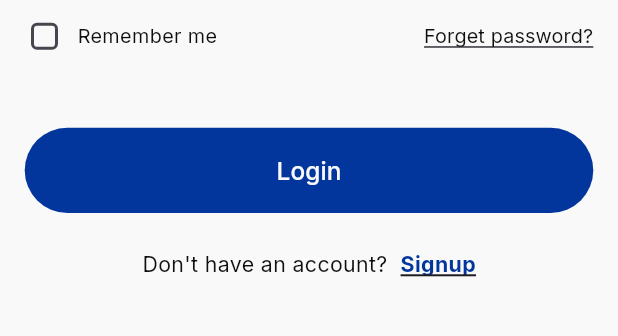
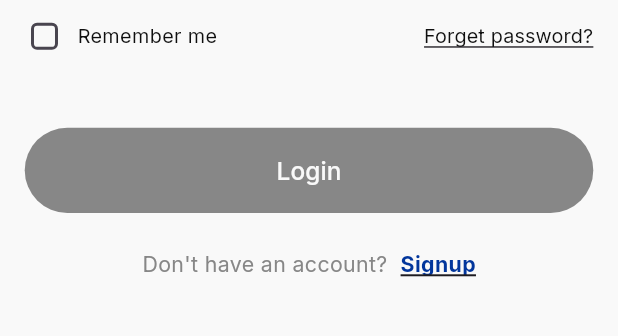
Before and after one commit to abdalmlk5/exams_app, a Flutter app: the screen it shows after launch, on a phone screen of 412 x 824 dp, the part 308-644 px from its top. Run offline on Flutter 3.47's test engine with Material 3 defaults, Android fonts, the light colour scheme and no system bars; our stand-ins replace dio, equatable, flutter_bloc, flutter_screenutil, flutter_secure_storage, get_it and 4 more; generated files the repository leaves out were written again.

Commit message:
fix(auth): correct button enabled state logic and add dynamic back navigation

```diff
--- a/lib/core/utils/app_text_styles.dart
+++ b/lib/core/utils/app_text_styles.dart
@@ -40,7 +40,7 @@ abstract class AppTextStyles {
   static TextStyle gray14400 = GoogleFonts.inter(
     fontSize: 14.sp,
     fontWeight: FontWeight.w400,
-    color: AppColors.black,
+    color: AppColors.black30,
   );
 
   static TextStyle gray12400 = GoogleFonts.inter(
--- a/lib/core/widgets/custom_elevated_button.dart
+++ b/lib/core/widgets/custom_elevated_button.dart
@@ -23,9 +23,9 @@ class CustomButton extends StatelessWidget {
       height: 56.h,
       width: double.infinity,
       child: ElevatedButton(
-        onPressed: !isLoading ? onPressed : null,
+        onPressed: (isEnabled && !isLoading) ? onPressed : null,
         style: ElevatedButton.styleFrom(
-          backgroundColor: isEnabled ? AppColors.black30 : AppColors.primary,
+          backgroundColor: AppColors.primary,
           disabledBackgroundColor: AppColors.black30,
           elevation: 0,
           shape: RoundedRectangleBorder(
--- a/lib/features/authentication/presentation/auth/widgets/widgets/auth_app_bar.dart
+++ b/lib/features/authentication/presentation/auth/widgets/widgets/auth_app_bar.dart
@@ -18,14 +18,16 @@ class AuthAppBar extends StatelessWidget implements PreferredSizeWidget {
     return AppBar(
       backgroundColor: AppColors.white,
       elevation: 0,
-      // leading: IconButton(
-      //   icon: Icon(
-      //     Icons.arrow_back_ios,
-      //     color: Colors.black,
-      //     size: 20.sp,
-      //   ),
-      //        onPressed: (){},
-      // ),
+      leading: onBack != null
+          ? IconButton(
+              icon: Icon(
+                Icons.arrow_back_ios,
+                color: Colors.black,
+                size: 20.sp,
+              ),
+              onPressed: onBack,
+            )
+          : null,
       title: Text(
         title,
         style: AppTextStyles.black18500,
```
